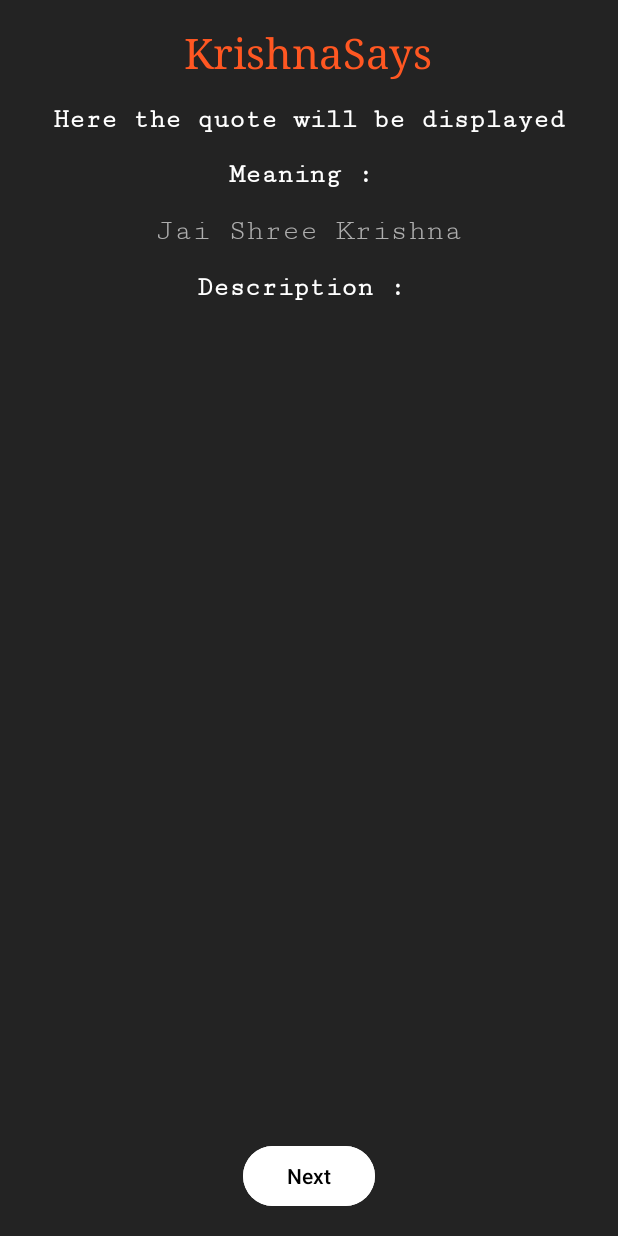
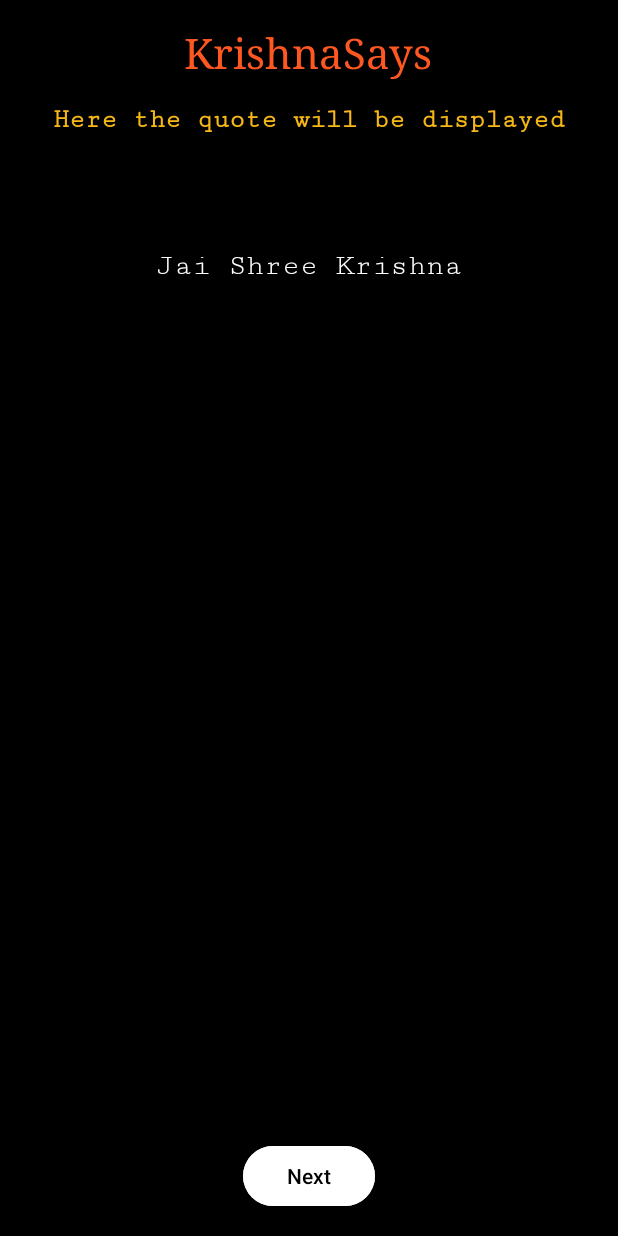
Before and after one commit to yess-wee/KrishnaSays, an Android app: the layout activity_main.xml on its own in the app's theme, with its tools: preview values and no code run, on a phone screen of 412 x 824 dp. Run offline under Robolectric (Android 15) with nearby library versions, the phone set to English and light mode, and no system bars.

Commit message:
background

```diff
--- a/app/src/main/java/com/yash/krishnasays/MainActivity.kt
+++ b/app/src/main/java/com/yash/krishnasays/MainActivity.kt
@@ -65,6 +65,8 @@ class MainActivity : AppCompatActivity() {
         binding.quoteTv.text = quote.slok
         binding.authorTv.text = quote.adi.et
         binding.hindiTv.text = quote.chinmay.hc
+        binding.desc.text = "Description :"
+        binding.mean.text = "Meaning : "
     }
 
     private fun setInProgress(inProgress: Boolean) {
--- a/app/src/main/res/layout/activity_main.xml
+++ b/app/src/main/res/layout/activity_main.xml
@@ -5,7 +5,7 @@
     android:layout_width="match_parent"
     android:layout_height="match_parent"
     android:padding="16dp"
-    android:background="#232323"
+    android:background="#000000"
     tools:context="com.yash.krishnasaysapp.MainActivity">
 
     <TextView
@@ -23,6 +23,7 @@
         android:layout_height="match_parent"
         android:layout_below="@id/app_name_tv"
         android:layout_above="@id/next_btn"
+        android:background="#000000"
         android:layout_marginTop="8dp"
         android:layout_marginBottom="8dp">
 
@@ -37,7 +38,7 @@
                 android:layout_height="wrap_content"
                 android:text="............"
                 tools:text="Here the quote will be displayed"
-                android:textColor="@color/white"
+                android:textColor="#F5B617"
                 android:textSize="18sp"
                 android:textStyle="bold"
                 android:gravity="center"
@@ -45,15 +46,17 @@
                 android:padding="8dp"/>
 
             <TextView
-
+                android:id="@+id/mean"
                 android:layout_width="match_parent"
                 android:layout_height="wrap_content"
-                android:text="                  "
-                tools:text="Meaning : "
+                android:text=""
+                tools:text=""
                 android:textColor="@color/white"
-                android:textSize="18sp"
+                android:layout_marginTop="10sp"
+                android:layout_marginBottom="10sp"
+                android:textSize="21sp"
+                android:textAlignment="viewStart"
                 android:textStyle="bold"
-                android:gravity="center"
                 android:fontFamily="serif-monospace"
                 android:padding="8dp"/>
 
@@ -66,22 +69,25 @@
                 android:layout_height="wrap_content"
                 android:text="Jai Shree Krishna"
                 tools:text="Jai Shree Krishna"
+
                 android:textSize="20sp"
-                android:textColor="#AEAEAE"
+                android:textColor="#FFFFFF"
                 android:gravity="center"
                 android:fontFamily="serif-monospace"
                 android:padding="8dp"/>
 
             <TextView
-
+                android:id="@+id/desc"
                 android:layout_width="match_parent"
                 android:layout_height="wrap_content"
-                android:text="                  "
-                tools:text="Description : "
+                android:text=""
+                tools:text=""
                 android:textColor="@color/white"
-                android:textSize="18sp"
+                android:layout_marginTop="10sp"
+                android:layout_marginBottom="10sp"
+                android:textSize="21sp"
+                android:textAlignment="viewStart"
                 android:textStyle="bold"
-                android:gravity="center"
                 android:fontFamily="serif-monospace"
                 android:padding="8dp"/>
 
@@ -93,8 +99,8 @@
                 android:layout_height="wrap_content"
                 android:text=""
                 tools:text=""
-                android:textSize="20sp"
-                android:textColor="#AEAEAE"
+                android:textSize="18sp"
+                android:textColor="#FFFFFF"
                 android:gravity="center"
                 android:fontFamily="serif-monospace"
                 android:padding="8dp"/>
```
